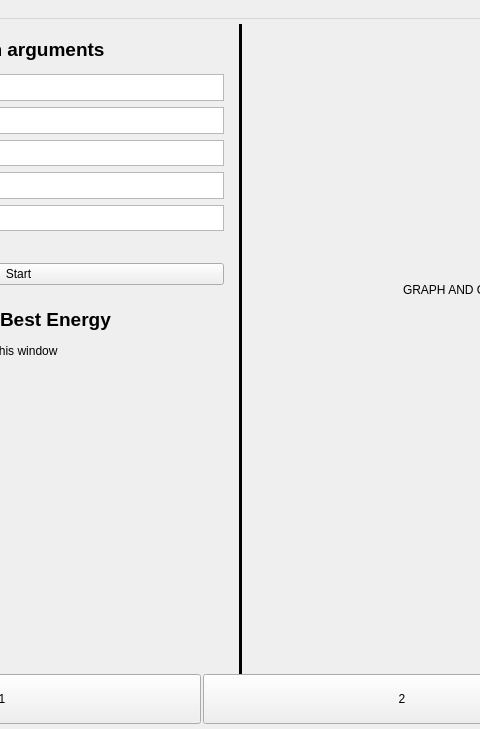
Above: mainwindow.ui from DvdJ002/lennard-jones-clusters-jDE before the change; both pictures show x 197 to 677 and y 0 to 729 of the 1200 by 729 pixel window. Below: the same form after it.
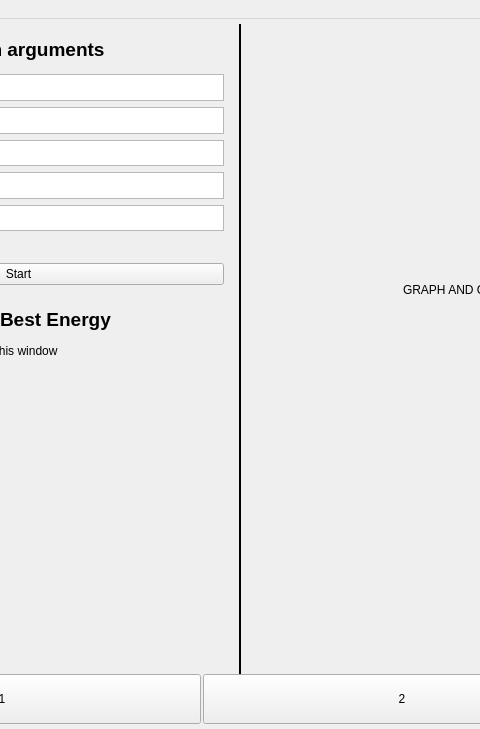
That is the form after the change. The open tabs and pages were chosen to show the change.

Commit message: SettingsManager, Dialog box saves automatic export preferences and file to settings.

Patch:
```diff
--- a/mainwindow.ui
+++ b/mainwindow.ui
@@ -274,7 +274,7 @@
        <rect>
         <x>436</x>
         <y>0</y>
-        <width>3</width>
+        <width>2</width>
         <height>650</height>
        </rect>
       </property>
```
Left out of the diff: 2 changed lines with no effect on the pictures. The commit also changes 7 other files.
